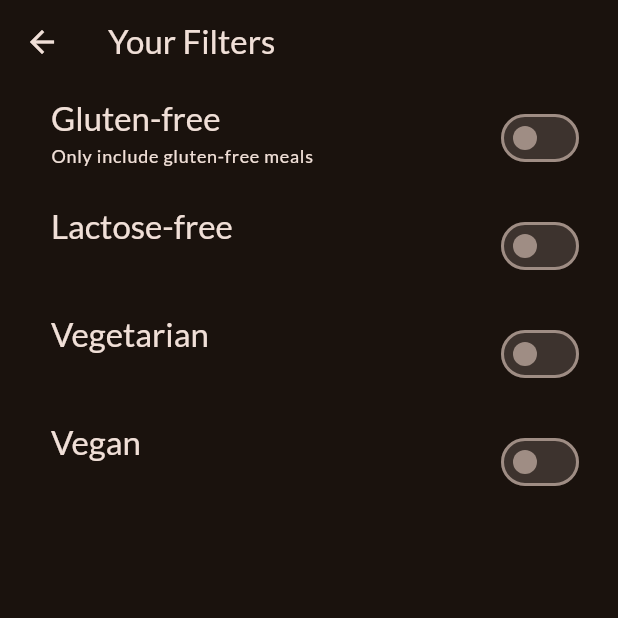
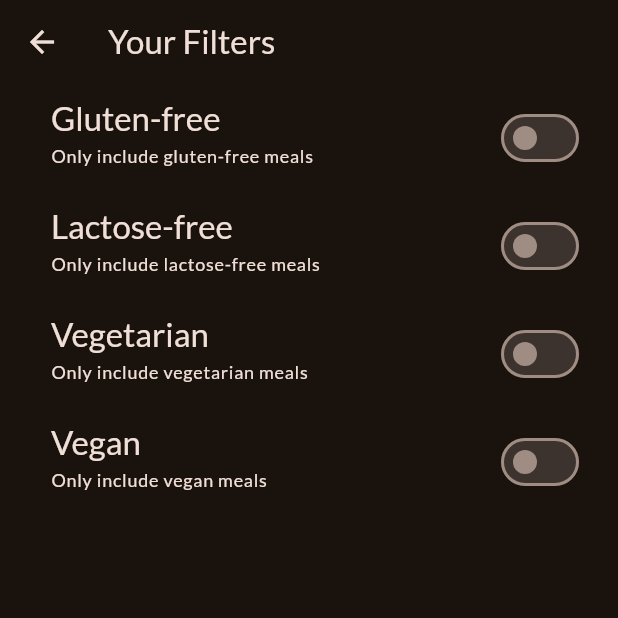
Before and after one commit to vishal-carvia/meals_app, a Flutter app: the FiltersScreen screen opened directly, on a phone screen of 412 x 824 dp, the top half of it. Run offline on Flutter 3.47's test engine with Material 2 defaults, Android fonts, the phone set to English and light mode, and no system bars; our stand-ins replace google_fonts, transparent_image.

Commit message:
add willPopScope to filters

```diff
--- a/lib/screens/filters.dart
+++ b/lib/screens/filters.dart
@@ -1,5 +1,12 @@
 import 'package:flutter/material.dart';
 import 'package:meals_app/widgets/custom_switch_list_tile.dart';
+
+enum Filter {
+  glutenFree,
+  lactoseFree,
+  vegetarian,
+  vegan,
+}
 
 class FiltersScreen extends StatefulWidget {
   const FiltersScreen({super.key});
@@ -58,7 +65,17 @@ class _FiltersScreenState extends State<FiltersScreen> {
       appBar: AppBar(
         title: const Text("Your Filters"),
       ),
-      body: Column(
+      body: WillPopScope(
+        onWillPop: () async {
+          Navigator.of(context).pop({
+            Filter.glutenFree: _glutenFreeFilterSet,
+            Filter.lactoseFree: _lactoseFreeFilterSet,
+            Filter.vegan: _veganFilterSet,
+            Filter.vegetarian: _vegetarianFilterSet,
+          });
+          return false;
+        },
+        child: Column(
           children: [
             CustomSwitchListTile(
               title: "Gluten-free",
@@ -68,24 +85,25 @@ class _FiltersScreenState extends State<FiltersScreen> {
             ),
             CustomSwitchListTile(
               title: "Lactose-free",
-            subtitle: "",
+              subtitle: "Only include lactose-free meals",
               value: _lactoseFreeFilterSet,
               onChanged: _handleLactoseFreeChanged,
             ),
             CustomSwitchListTile(
               title: "Vegetarian",
-            subtitle: "",
+              subtitle: "Only include vegetarian meals",
               value: _vegetarianFilterSet,
               onChanged: _handleVegetarianChanged,
             ),
             CustomSwitchListTile(
               title: "Vegan",
-            subtitle: "",
+              subtitle: "Only include vegan meals",
               value: _veganFilterSet,
               onChanged: _handleVeganChanged,
             ),
           ],
         ),
+      ),
     );
   }
 }
```
Also changed, not shown: lib/screens/tabs.dart (+5 -2 lines). Lines whose indentation alone changed are shown as unchanged.
